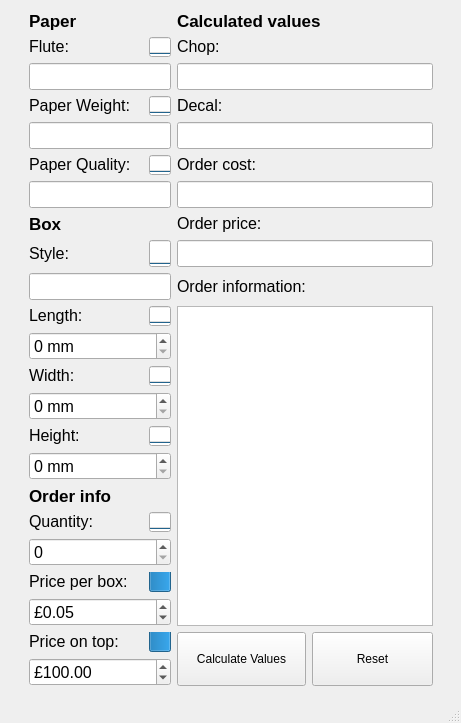
The window that QTFiles/FormFiles/BPViewer.ui (tommygod3/BoxPricer) describes before a commit, drawn with Qt 5.
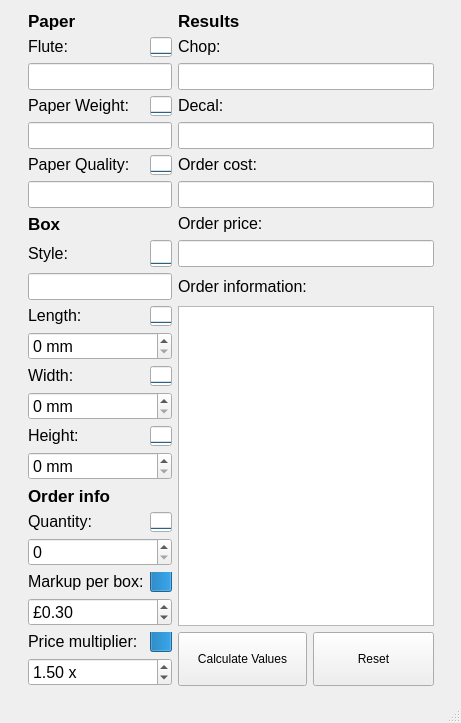
The same window after the commit.

What changed in the file:
```diff
--- a/QTFiles/FormFiles/BPViewer.ui
+++ b/QTFiles/FormFiles/BPViewer.ui
@@ -79,7 +79,7 @@
          </font>
         </property>
         <property name="text">
-         <string>Calculated values</string>
+         <string>Results</string>
         </property>
        </widget>
       </item>
@@ -835,7 +835,7 @@
          </font>
         </property>
         <property name="text">
-         <string>Price per box:</string>
+         <string>Markup per box:</string>
         </property>
        </widget>
       </item>
@@ -884,7 +884,7 @@
          <double>1000000.000000000000000</double>
         </property>
         <property name="value">
-         <double>0.050000000000000</double>
+         <double>0.300000000000000</double>
         </property>
        </widget>
       </item>
@@ -902,7 +902,7 @@
          </font>
         </property>
         <property name="text">
-         <string>Price on top:</string>
+         <string>Price multiplier:</string>
         </property>
        </widget>
       </item>
@@ -942,13 +942,16 @@
          </font>
         </property>
         <property name="prefix">
-         <string>£</string>
+         <string/>
+        </property>
+        <property name="suffix">
+         <string> x</string>
         </property>
         <property name="maximum">
          <double>1000000000.000000000000000</double>
         </property>
         <property name="value">
-         <double>100.000000000000000</double>
+         <double>1.500000000000000</double>
         </property>
        </widget>
       </item>
```
Left out of the diff: 5 changed lines with no effect on the pictures.
